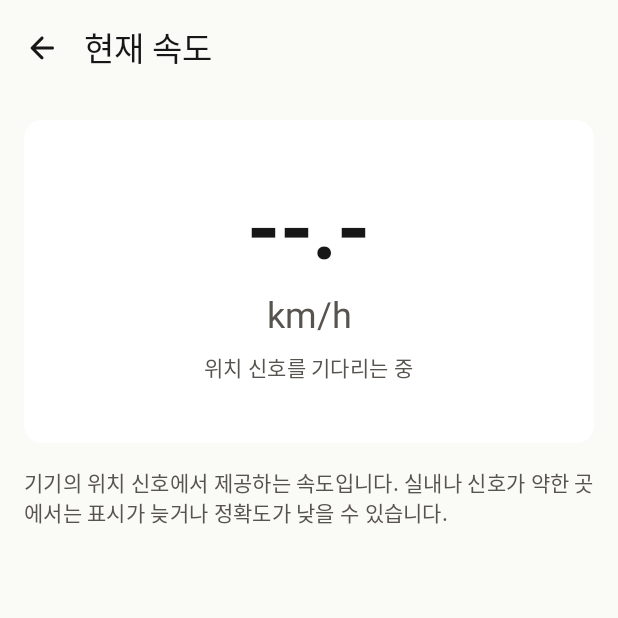
After one commit to edoli/EdoliToolbox, an Android app built with Jetpack Compose: the composable SpeedometerRoute shown on its own in the app's theme, on a phone screen of 412 x 824 dp, the top half of it. The commit adds this screen. Run offline under Robolectric (Android 15) with nearby library versions, the phone set to English and light mode, and no system bars.

Commit message:
Add speedometer

```diff
--- a/app/src/main/AndroidManifest.xml
+++ b/app/src/main/AndroidManifest.xml
@@ -7,6 +7,8 @@
         android:required="false" />
 
     <uses-permission android:name="android.permission.CAMERA" />
+    <uses-permission android:name="android.permission.ACCESS_COARSE_LOCATION" />
+    <uses-permission android:name="android.permission.ACCESS_FINE_LOCATION" />
     <uses-permission android:name="android.permission.FOREGROUND_SERVICE" />
     <uses-permission android:name="android.permission.FOREGROUND_SERVICE_SPECIAL_USE" />
     <uses-permission android:name="android.permission.POST_NOTIFICATIONS" />
--- a/app/src/main/java/kr/co/edoli/edolitool/MainActivity.kt
+++ b/app/src/main/java/kr/co/edoli/edolitool/MainActivity.kt
@@ -20,6 +20,7 @@ import kr.co.edoli.edolitool.feature.home.toolCatalog
 import kr.co.edoli.edolitool.feature.pets.CodexPetsRoute
 import kr.co.edoli.edolitool.feature.recentapps.RecentAppsWidgetRoute
 import kr.co.edoli.edolitool.feature.solidcolor.SolidColorRoute
+import kr.co.edoli.edolitool.feature.speed.SpeedometerRoute
 import kr.co.edoli.edolitool.feature.storage.StorageInspectorRoute
 import kr.co.edoli.edolitool.feature.workbench.WorkbenchRoute
 import kr.co.edoli.edolitool.ui.theme.EdoliToolboxTheme
@@ -107,6 +108,10 @@ private fun EdoliToolboxApp(startToolId: String?) {
                     onBackClick = navController::popBackStack,
                 )
 
+                "speedometer" -> SpeedometerRoute(
+                    onBackClick = navController::popBackStack,
+                )
+
                 else -> {
                     val tool = toolCatalog.firstOrNull { it.id == toolId }
                     ToolDetailRoute(
--- /dev/null
+++ b/app/src/main/java/kr/co/edoli/edolitool/feature/speed/SpeedometerRoute.kt
@@ -0,0 +1,258 @@
+package kr.co.edoli.edolitool.feature.speed
+
+import android.Manifest
+import android.content.Context
+import android.content.Intent
+import android.content.pm.PackageManager
+import android.location.Location
+import android.location.LocationListener
+import android.location.LocationManager
+import android.os.Looper
+import android.os.SystemClock
+import android.provider.Settings
+import androidx.activity.compose.rememberLauncherForActivityResult
+import androidx.activity.result.contract.ActivityResultContracts
+import androidx.compose.foundation.layout.Arrangement
+import androidx.compose.foundation.layout.Column
+import androidx.compose.foundation.layout.WindowInsets
+import androidx.compose.foundation.layout.fillMaxSize
+import androidx.compose.foundation.layout.fillMaxWidth
+import androidx.compose.foundation.layout.padding
+import androidx.compose.foundation.layout.safeDrawing
+import androidx.compose.foundation.rememberScrollState
+import androidx.compose.foundation.verticalScroll
+import androidx.compose.material.icons.Icons
+import androidx.compose.material.icons.automirrored.rounded.ArrowBack
+import androidx.compose.material3.Button
+import androidx.compose.material3.Card
+import androidx.compose.material3.CardDefaults
+import androidx.compose.material3.ExperimentalMaterial3Api
+import androidx.compose.material3.Icon
+import androidx.compose.material3.IconButton
+import androidx.compose.material3.MaterialTheme
+import androidx.compose.material3.Scaffold
+import androidx.compose.material3.Text
+import androidx.compose.material3.TopAppBar
+import androidx.compose.material3.TopAppBarDefaults
+import androidx.compose.runtime.Composable
+import androidx.compose.runtime.DisposableEffect
+import androidx.compose.runtime.LaunchedEffect
+import androidx.compose.runtime.getValue
+import androidx.compose.runtime.mutableLongStateOf
+import androidx.compose.runtime.mutableStateOf
+import androidx.compose.runtime.remember
+import androidx.compose.runtime.setValue
+import androidx.compose.ui.Alignment
+import androidx.compose.ui.Modifier
+import androidx.compose.ui.platform.LocalContext
+import androidx.compose.ui.text.font.FontWeight
+import androidx.compose.ui.unit.dp
+import androidx.core.content.ContextCompat
+import androidx.lifecycle.Lifecycle
+import androidx.lifecycle.LifecycleEventObserver
+import androidx.lifecycle.compose.LocalLifecycleOwner
+import kotlinx.coroutines.delay
+import java.util.Locale
+
+private data class SpeedReading(
+    val metersPerSecond: Float?,
+    val elapsedRealtimeMillis: Long,
+)
+
+@OptIn(ExperimentalMaterial3Api::class)
+@Composable
+fun SpeedometerRoute(onBackClick: () -> Unit) {
+    val context = LocalContext.current
+    val lifecycleOwner = LocalLifecycleOwner.current
+    val locationManager = remember(context) { context.getSystemService(LocationManager::class.java) }
+    var hasPermission by remember { mutableStateOf(hasLocationPermission(context)) }
+    var reading by remember { mutableStateOf<SpeedReading?>(null) }
+    var status by remember { mutableStateOf("위치 신호를 기다리는 중") }
+    var nowMillis by remember { mutableLongStateOf(SystemClock.elapsedRealtime()) }
+    val permissionLauncher = rememberLauncherForActivityResult(
+        contract = ActivityResultContracts.RequestMultiplePermissions(),
+    ) {
+        hasPermission = hasLocationPermission(context)
+    }
+
+    DisposableEffect(lifecycleOwner, locationManager, hasPermission) {
+        val listener = LocationListener { location: Location ->
+            reading = SpeedReading(
+                metersPerSecond = location.speed.takeIf { location.hasSpeed() },
+                elapsedRealtimeMillis = location.elapsedRealtimeNanos / 1_000_000,
+            )
+            status = if (location.hasSpeed()) {
+                "현재 이동 속도"
+            } else {
+                "속도 정보가 포함된 위치 신호를 기다리는 중"
+            }
+        }
+        var listening = false
+
+        fun stop() {
+            if (listening) locationManager.removeUpdates(listener)
+            listening = false
+            reading = null
+        }
+
+        fun start() {
+            if (listening) return
+            if (!hasLocationPermission(context)) {
+                hasPermission = false
+                return
+            }
+            if (!hasPermission) {
+                hasPermission = true
+                return
+            }
+            val provider = when {
+                hasFineLocationPermission(context) &&
+                    locationManager.isProviderEnabled(LocationManager.GPS_PROVIDER) ->
+                    LocationManager.GPS_PROVIDER
+                locationManager.isProviderEnabled(LocationManager.NETWORK_PROVIDER) ->
+                    LocationManager.NETWORK_PROVIDER
+                else -> null
+            }
+            if (provider == null) {
+                status = "위치 서비스를 켜 주세요"
+                return
+            }
+            status = "위치 신호를 기다리는 중"
+            try {
+                locationManager.requestLocationUpdates(
+                    provider,
+                    1_000L,
+                    0f,
+                    listener,
+                    Looper.getMainLooper(),
+                )
+                listening = true
+            } catch (_: SecurityException) {
+                hasPermission = false
+            } catch (_: IllegalArgumentException) {
+                status = "위치 서비스를 사용할 수 없습니다"
+            }
+        }
+
+        val observer = LifecycleEventObserver { _, event ->
+            when (event) {
+                Lifecycle.Event.ON_RESUME -> start()
+                Lifecycle.Event.ON_PAUSE -> stop()
+                else -> Unit
+            }
+        }
+        lifecycleOwner.lifecycle.addObserver(observer)
+        if (lifecycleOwner.lifecycle.currentState.isAtLeast(Lifecycle.State.RESUMED)) {
+            start()
+        }
+        onDispose {
+            lifecycleOwner.lifecycle.removeObserver(observer)
+            stop()
+        }
+    }
+
+    LaunchedEffect(Unit) {
+        while (true) {
+            nowMillis = SystemClock.elapsedRealtime()
+            delay(1_000)
+        }
+    }
+
+    val currentReading = reading?.takeIf { nowMillis - it.elapsedRealtimeMillis <= 5_000 }
+    val speed = currentReading?.metersPerSecond?.let { it * 3.6f }
+    val message = when {
+        !hasPermission -> "현재 속도를 보려면 위치 권한이 필요합니다."
+        currentReading == null && status == "현재 이동 속도" -> "새 위치 신호를 기다리는 중"
+        else -> status
+    }
+
+    Scaffold(
+        contentWindowInsets = WindowInsets.safeDrawing,
+        topBar = {
+            TopAppBar(
+                title = { Text("현재 속도") },
+                navigationIcon = {
+                    IconButton(onClick = onBackClick) {
+                        Icon(Icons.AutoMirrored.Rounded.ArrowBack, contentDescription = "뒤로")
+                    }
+                },
+                colors = TopAppBarDefaults.topAppBarColors(
+                    containerColor = MaterialTheme.colorScheme.background,
+                ),
+            )
+        },
+    ) { innerPadding ->
+        Column(
+            modifier = Modifier
+                .fillMaxSize()
+                .padding(innerPadding)
+                .verticalScroll(rememberScrollState())
+                .padding(16.dp),
+            verticalArrangement = Arrangement.spacedBy(16.dp),
+        ) {
+            Card(
+                modifier = Modifier.fillMaxWidth(),
+                colors = CardDefaults.cardColors(
+                    containerColor = MaterialTheme.colorScheme.surfaceContainer,
+                ),
+            ) {
+                Column(
+                    modifier = Modifier
+                        .fillMaxWidth()
+                        .padding(vertical = 40.dp, horizontal = 16.dp),
+                    horizontalAlignment = Alignment.CenterHorizontally,
+                    verticalArrangement = Arrangement.spacedBy(8.dp),
+                ) {
+                    Text(
+                        text = speed?.let { String.format(Locale.KOREA, "%.1f", it) } ?: "--.-",
+                        style = MaterialTheme.typography.displayLarge,
+                        fontWeight = FontWeight.Bold,
+                    )
+                    Text(
+                        text = "km/h",
+                        style = MaterialTheme.typography.headlineSmall,
+                        color = MaterialTheme.colorScheme.onSurfaceVariant,
+                    )
+                    Text(
+                        text = message,
+                        style = MaterialTheme.typography.bodyMedium,
+                        color = MaterialTheme.colorScheme.onSurfaceVariant,
+                    )
+                }
+            }
+            when {
+                !hasPermission -> Button(
+                    onClick = {
+                        permissionLauncher.launch(
+                            arrayOf(
+                                Manifest.permission.ACCESS_FINE_LOCATION,
+                                Manifest.permission.ACCESS_COARSE_LOCATION,
+                            ),
+                        )
+                    },
+                ) {
+                    Text("위치 권한 허용")
+                }
+                status == "위치 서비스를 켜 주세요" -> Button(
+                    onClick = { context.startActivity(Intent(Settings.ACTION_LOCATION_SOURCE_SETTINGS)) },
+                ) {
+                    Text("위치 설정 열기")
+                }
+            }
+            Text(
+                text = "기기의 위치 신호에서 제공하는 속도입니다. 실내나 신호가 약한 곳에서는 표시가 늦거나 정확도가 낮을 수 있습니다.",
+                style = MaterialTheme.typography.bodyMedium,
+                color = MaterialTheme.colorScheme.onSurfaceVariant,
+            )
+        }
+    }
+}
+
+private fun hasFineLocationPermission(context: Context): Boolean =
+    ContextCompat.checkSelfPermission(context, Manifest.permission.ACCESS_FINE_LOCATION) ==
+        PackageManager.PERMISSION_GRANTED
+
+private fun hasLocationPermission(context: Context): Boolean =
+    hasFineLocationPermission(context) ||
+        ContextCompat.checkSelfPermission(context, Manifest.permission.ACCESS_COARSE_LOCATION) ==
+        PackageManager.PERMISSION_GRANTED
```
Also changed, not shown: app/src/main/java/kr/co/edoli/edolitool/feature/home/HomeRoute.kt (+0 -18 lines), app/src/main/java/kr/co/edoli/edolitool/feature/home/ToolCatalog.kt (+10 -6 lines).
